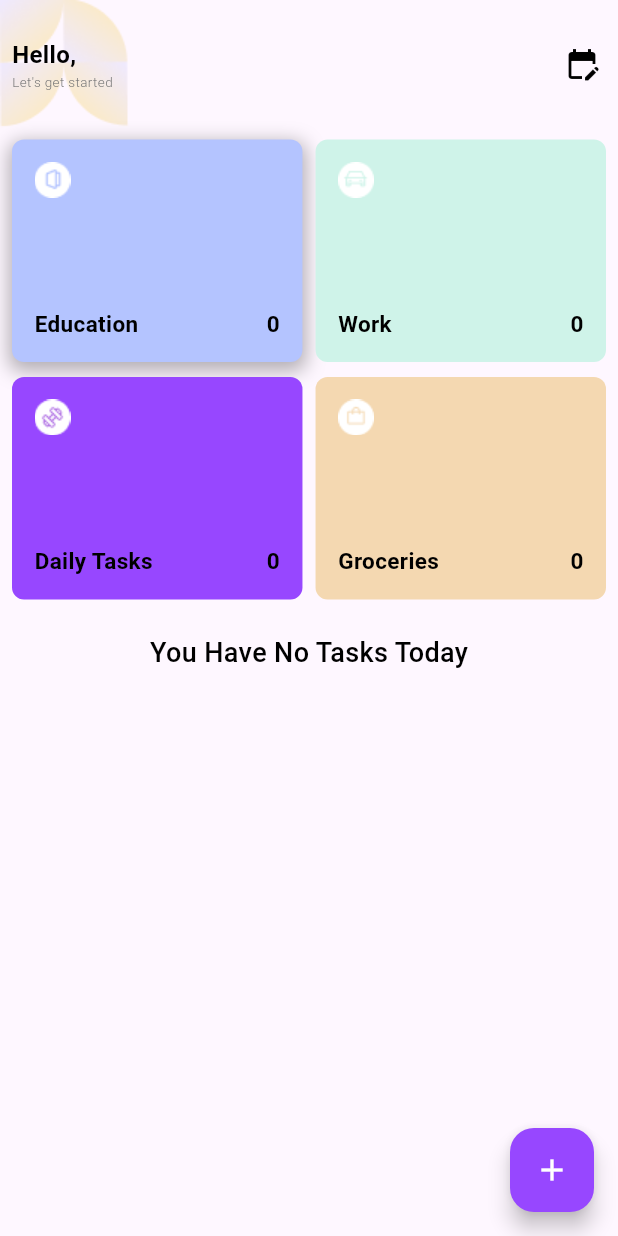
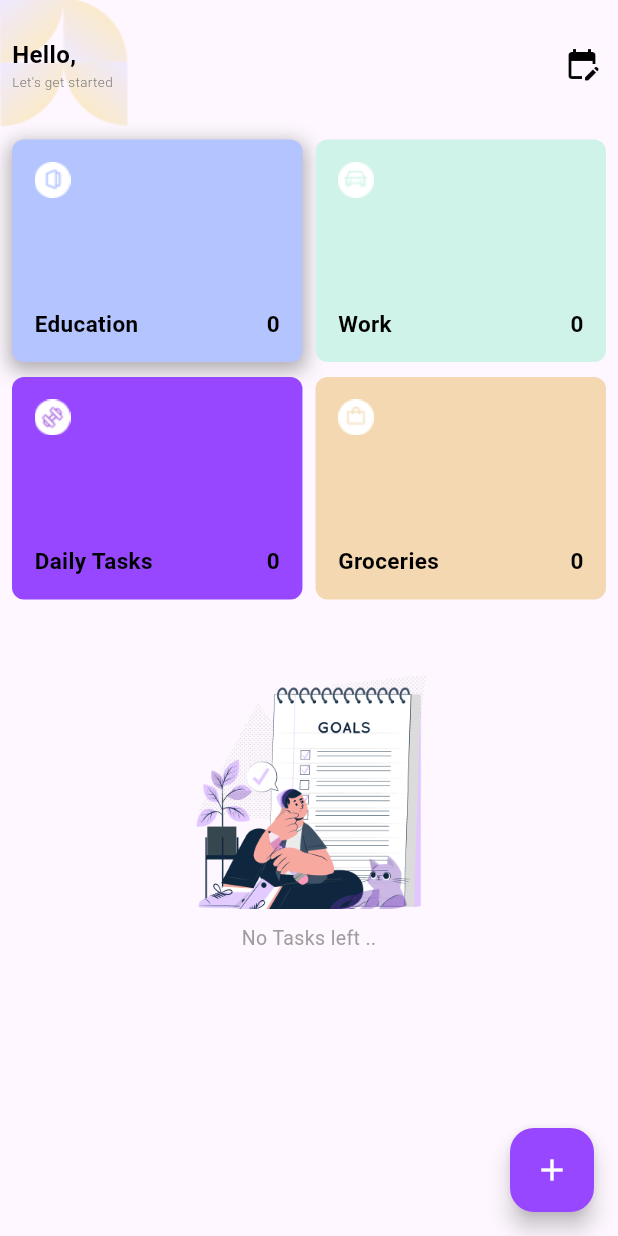
Before and after one commit to fatmakhadidja/ToDoHive, a Flutter app: the screen it shows after launch, on a phone screen of 412 x 824 dp. Run offline on Flutter 3.47's test engine with Material 3 defaults, Android fonts, the phone set to English and light mode, and no system bars; our stand-ins replace sqflite; accounts and stored records are empty.

Commit message:
Changed the app icon and fixed the no tasks home page

```diff
--- a/todoapp/lib/home_page.dart
+++ b/todoapp/lib/home_page.dart
@@ -18,10 +18,10 @@ class _HomePageState extends State<HomePage> {
   bool isLoading = true; // To track loading state
   int indicator = 0;
   int category = 0;
-  late int workTasks;
-  late int educationTasks;
-  late int dailyTasks;
-  late int groceriesTasks;
+  int workTasks = 0;
+  int educationTasks = 0;
+  int dailyTasks = 0;
+  int groceriesTasks = 0;
 
   String date =
       "${DateTime.now().year}-${DateTime.now().month.toString().padLeft(2, '0')}-${DateTime.now().day.toString().padLeft(2, '0')}";
@@ -240,13 +240,22 @@ class _HomePageState extends State<HomePage> {
                           ? Padding(
                               padding: const EdgeInsets.all(15),
                               child: Center(
-                                child: MyText(
-                                  size: 18,
-                                  text: 'You Have No Tasks Today',
-                                  color: Colors.black,
-                                  weight: FontWeight.w500,
+                                  child: SizedBox(
+                                width: MediaQuery.of(context).size.width * 0.5,
+                                height:
+                                    MediaQuery.of(context).size.height * 0.4,
+                                child: Column(
+                                  children: [
+                                    Image.asset(
+                                        'assets/images/illustrationNoTasks.png'),
+                                    SizedBox(height: 10),
+                                    MyText(
+                                        size: 13,
+                                        text: 'No Tasks left ..',
+                                        color: Colors.grey)
+                                  ],
                                 ),
-                              ),
+                              )),
                             )
                           : Column(
                               children: taskList
--- a/todoapp/lib/main.dart
+++ b/todoapp/lib/main.dart
@@ -2,7 +2,6 @@ import 'package:flutter/material.dart';
 import 'package:todoapp/add_task_screen.dart';
 import 'package:todoapp/edit_task_page.dart';
 import 'package:todoapp/splash_screen.dart';
-
 
 void main() {
   runApp(const MyApp());
--- a/todoapp/lib/splash_screen.dart
+++ b/todoapp/lib/splash_screen.dart
@@ -1,4 +1,5 @@
 import 'package:flutter/material.dart';
+import 'package:todoapp/core/constants.dart';
 import 'dart:async';
 import 'package:todoapp/core/utils.dart';
 import 'home_page.dart';
@@ -46,10 +47,17 @@ class _SplashScreenState extends State<SplashScreen> {
                   Row(
                     mainAxisAlignment: MainAxisAlignment.center,
                     children: [
-                      Image(image: AssetImage('assets/images/logo.png')),
+                      SizedBox(
+                          width: 45,
+                          height: 45,
+                          child: Image(
+                              image: AssetImage('assets/images/logo.png'))),
                       SizedBox(width: 10),
                       MyText(
-                          text: 'TodoHive', size: 41, weight: FontWeight.w900,color:Colors.black)
+                          text: 'TodoHive',
+                          size: 41,
+                          weight: FontWeight.w900,
+                          color: Colors.black)
                     ],
                   ),
                   SizedBox(height: 10),
@@ -58,14 +66,18 @@ class _SplashScreenState extends State<SplashScreen> {
                     children: [
                       MyText(
                           size: 13,
-                          color:Colors.black,
+                          color: Colors.black,
                           text: 'Innovative, user-friendly,\n'
                               'and easy.')
                     ],
                   ),
                   SizedBox(height: 10),
-                  CircularProgressIndicator(
-                    color: Colors.black,
+                  SizedBox(
+                    width: MediaQuery.of(context).size.width*0.5,
+                    child: LinearProgressIndicator(
+
+                      color: Colors.black,
+                    ),
                   )
                 ],
               ),
--- a/todoapp/pubspec.yaml
+++ b/todoapp/pubspec.yaml
@@ -40,7 +40,7 @@ dependencies:
 flutter_launcher_icons:
    android: true
    ios: true
-   image_path: "assets/images/icon.png"
+   image_path: "assets/images/logo.png"
 dev_dependencies:
   flutter_test:
     sdk: flutter
```
Also changed, not shown: todoapp/assets/images/icon.png (deleted), todoapp/assets/images/illustrationNoTasks.png (added), todoapp/assets/images/logo.png, 30 other files.
